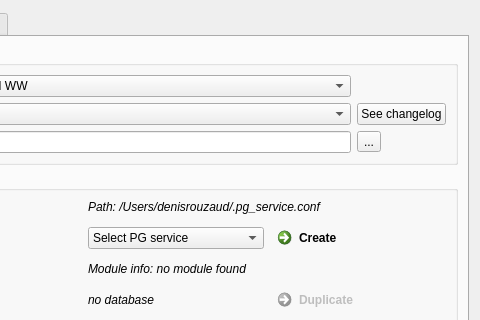
The window that plugin/teksi_module_management_tool/ui/main_dialog.ui (teksi/TMMT) describes before a commit, drawn with Qt 5; both pictures show x 128 to 608 and y 0 to 320 of the 608 by 890 pixel window.
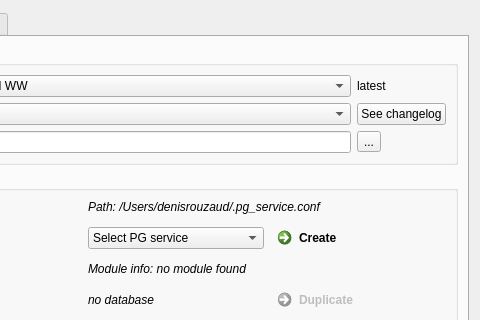
The same window after the commit.

```diff
--- a/plugin/teksi_module_management_tool/ui/main_dialog.ui
+++ b/plugin/teksi_module_management_tool/ui/main_dialog.ui
@@ -278,6 +278,13 @@
             </property>
            </widget>
           </item>
+          <item row="0" column="3">
+           <widget class="QLabel" name="module_latestVersion_label">
+            <property name="text">
+             <string>latest</string>
+            </property>
+           </widget>
+          </item>
          </layout>
         </widget>
        </item>
```
